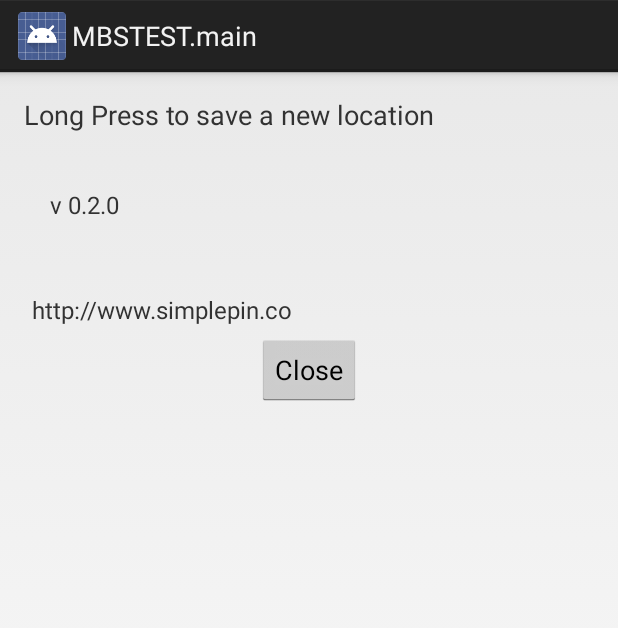
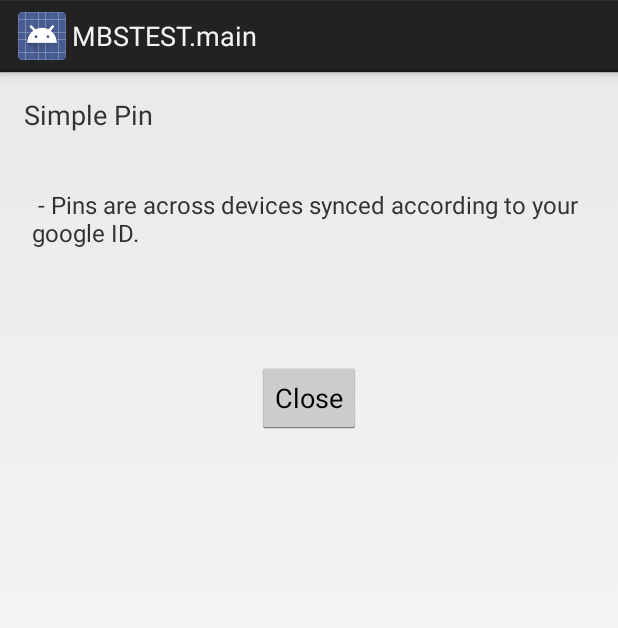
Before and after one commit to jhender/mbstest, an Android app: the layout activity_about.xml on its own in the app's theme, with its tools: preview values and no code run, on a phone screen of 412 x 824 dp. Shown: the top 628 px of the screen. Run offline under Robolectric (Android 15) with nearby library versions, the phone set to English and light mode, and no system bars; network calls fail.

```diff
--- a/app/build.gradle
+++ b/app/build.gradle
@@ -1,9 +1,10 @@
 apply plugin: 'com.android.application'
 
 android {
+    signingConfigs {
+    }
     compileSdkVersion 20
-    buildToolsVersion "20.0.0"
-
+    buildToolsVersion '20.0.0'
     defaultConfig {
         applicationId "com.jhdev.mbstest.main"
         minSdkVersion 16
@@ -11,7 +12,6 @@ android {
         versionCode 1
         versionName "1.0"
     }
-
     buildTypes {
         release {
             runProguard false
--- a/app/src/main/java/com/jhdev/mbstest/main/simplepin/LocationDetailActivity.java
+++ b/app/src/main/java/com/jhdev/mbstest/main/simplepin/LocationDetailActivity.java
@@ -119,7 +119,6 @@ public class LocationDetailActivity extends Activity implements CloudBackendFrag
             	//geo: url or maps.google.com url both should work
             	//String uriBegin = "geo:" + lattext + "," + lngtext;
             	String uriBegin = "https://maps.google.com/maps?q=loc:";
-            	String query = lattext + "," + lngtext + "(" + titletext + ")";
             	String uriString = uriBegin + lattext + "," + lngtext + "(" + titletext + ")" + "&z=16";
             	Uri uri = Uri.parse(uriString);
             	Log.d("uri", "is:" + uri);
@@ -288,6 +287,7 @@ public class LocationDetailActivity extends Activity implements CloudBackendFrag
             @Override
             public void onComplete(final CloudEntity result) {
                 Toast.makeText(getBaseContext(), "Pin deleted.", Toast.LENGTH_SHORT).show();
+                finish();
             }
 
             @Override
@@ -298,12 +298,10 @@ public class LocationDetailActivity extends Activity implements CloudBackendFrag
 
         mProcessingFragment.getCloudBackend().update(cloudEntity, handler);
 
-//        finish();
-
         Intent intent = new Intent();
         intent.putExtra("ITEM_ID", id);
         setResult(DELETE_ITEM , intent);
-        finish();
+//        finish();
     }
 
 }
--- a/app/src/main/res/layout/activity_about.xml
+++ b/app/src/main/res/layout/activity_about.xml
@@ -13,7 +13,7 @@
         android:layout_width="wrap_content"
         android:layout_height="wrap_content"
         android:paddingBottom="10dp"
-        android:text="Long Press to save a new location\n"
+        android:text="Simple Pin\n"
         android:textSize="18sp" />
 
     <TextView
@@ -22,8 +22,8 @@
 		android:layout_height="wrap_content"
 		android:padding="5dp"
 		android:text="
-		v 0.2.0\n
-        \n"
+- Pins are across devices synced according to your google ID.\n
+\n"
         android:textSize="16sp"
         android:layout_below="@id/textViewAbout1"/>
 
@@ -32,7 +32,7 @@
 		android:layout_width="fill_parent"
 		android:layout_height="wrap_content"
 		android:padding="5dp"
-		android:text="http://www.simplepin.co"
+		android:text=""
         android:textSize="16sp"
         android:layout_below="@id/textViewAbout2"/>
 
```
Also changed, not shown: app/src/main/java/com/jhdev/mbstest/main/simplepin/LocationList.java (+9 -31 lines), app/src/main/java/com/jhdev/mbstest/main/simplepin/MainActivity.java (+16 -70 lines), app/src/main/res/values/simplepin/strings.xml (deleted, +0 -18 lines), app/src/main/res/values/simplepin/styles.xml (deleted, +0 -20 lines), 4 other files.
